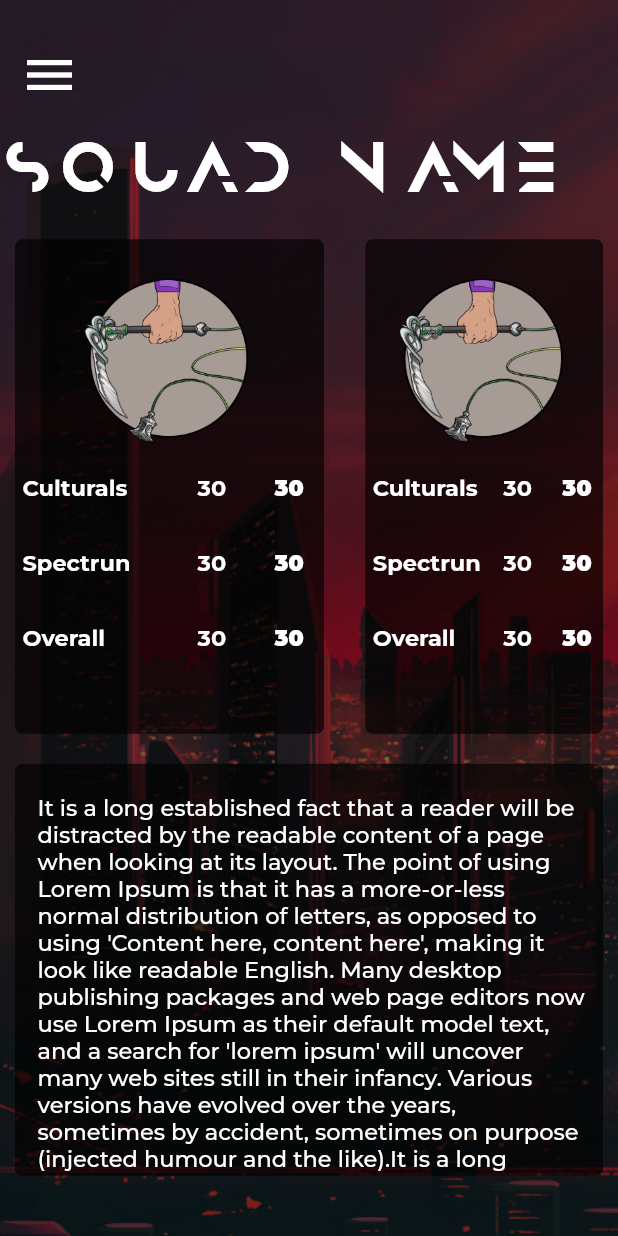
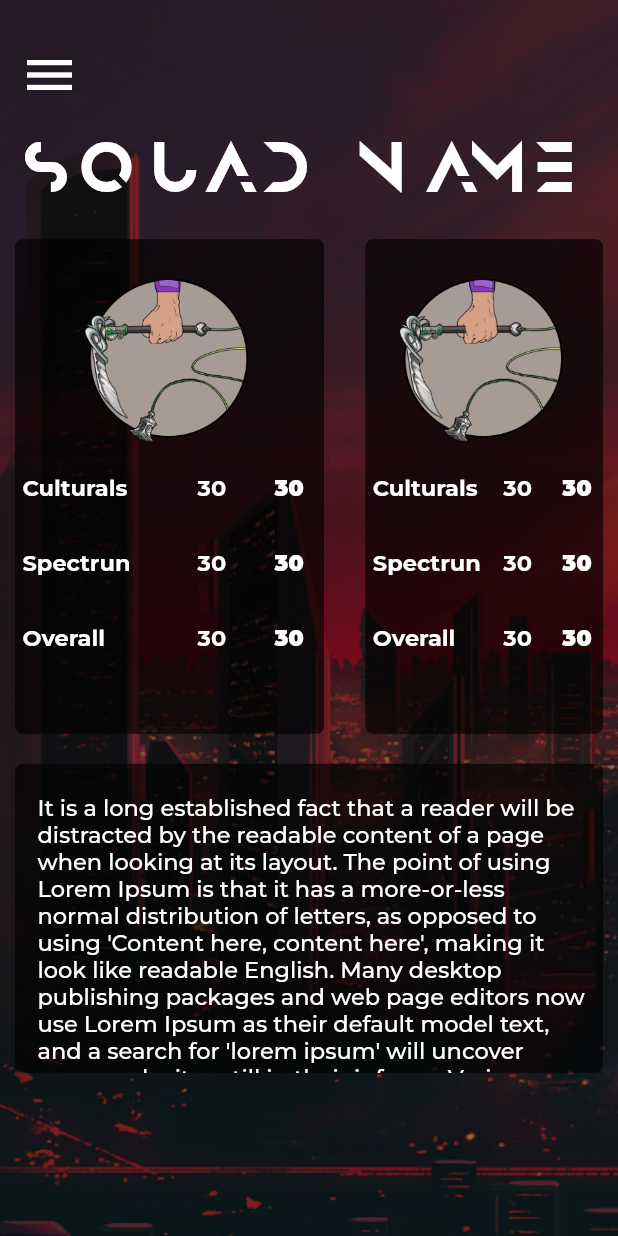
Before and after one commit to delta/aaveg-app, a Flutter app: the MySquad screen opened by its route, on a phone screen of 412 x 824 dp. Run offline on Flutter 3.47's test engine with Material 2 defaults, Android fonts, the phone set to English and light mode, and no system bars; our stand-ins replace auto_size_text, card_swiper, get, get_storage, google_fonts, logger and 1 more; missing offline and left inert: outlined_text; accounts and stored records are empty.

Commit message:
fix: Responsiveness in smaller screen mobiles

```diff
--- a/lib/pages/auth_page.dart
+++ b/lib/pages/auth_page.dart
@@ -5,6 +5,7 @@ import 'package:aaveg_app/views/widgets/AuthWebView/dauth_web_view.dart';
 import 'package:aaveg_app/views/widgets/NavBar/nav_icon_widget.dart';
 import 'package:aaveg_app/views/widgets/NavBar/navbar_widget.dart';
 import 'package:aaveg_app/views/widgets/NavBar/timer_widget.dart';
+import 'package:auto_size_text/auto_size_text.dart';
 import 'package:flutter/material.dart';
 import 'package:get/get.dart';
 import 'package:google_fonts/google_fonts.dart';
@@ -94,8 +95,9 @@ class _AuthPageState extends State<AuthPage> {
                         margin: EdgeInsets.only(top: 150, left: 10, right: 10),
                         width: _mediaquery.size.width,
                         alignment: Alignment.center,
-                        child: Text(
+                        child: AutoSizeText(
                           "THE E D G E OF K-Os",
+                          maxLines: 1,
                           style: TextStyle(
                               fontFamily: 'Anurati',
                               fontSize: 35,
--- a/lib/pages/my_squad_page.dart
+++ b/lib/pages/my_squad_page.dart
@@ -52,6 +52,7 @@ class _MySquadState extends State<MySquad> {
                       margin: EdgeInsets.only(
                           top: MediaQuery.of(context).size.height / 9),
                       width: double.infinity,
+                      alignment: Alignment.center,
                       child: Text(
                         "SQUAD NAME",
                         style: TextStyle(
@@ -59,7 +60,7 @@ class _MySquadState extends State<MySquad> {
                             fontWeight: FontWeight.w900,
                             letterSpacing: 10,
                             fontFamily: 'Anurati'),
-                          // textAlign: TextAlign.center,
+                        textAlign: TextAlign.center,
                       ),
                     ),
                     Column(
@@ -70,14 +71,12 @@ class _MySquadState extends State<MySquad> {
                           children: [
                             MySquadWidget(
                               width: MediaQuery.of(context).size.width / 2,
-                                height:
-                                    MediaQuery.of(context).size.height / 2.5,
+                              height: MediaQuery.of(context).size.height / 2.5,
                               child: MySquadDetailsWidget(),
                             ),
                             MySquadWidget(
                               width: MediaQuery.of(context).size.width / 2.6,
-                                height:
-                                    MediaQuery.of(context).size.height / 2.5,
+                              height: MediaQuery.of(context).size.height / 2.5,
                               child: MySquadDetailsWidget(),
                             ),
                           ],
@@ -86,7 +85,7 @@ class _MySquadState extends State<MySquad> {
                           margin: EdgeInsets.only(bottom: 20),
                           child: MySquadWidget(
                             width: MediaQuery.of(context).size.width,
-                              height: MediaQuery.of(context).size.height / 3,
+                            height: MediaQuery.of(context).size.height / 4,
                             child: MySquadCharacterDescWidget(),
                           ),
                         )
@@ -98,6 +97,7 @@ class _MySquadState extends State<MySquad> {
             ),
           ),
         ],
-        ));
+      ),
+    );
   }
 }
```
Lines whose indentation alone changed are shown as unchanged.
